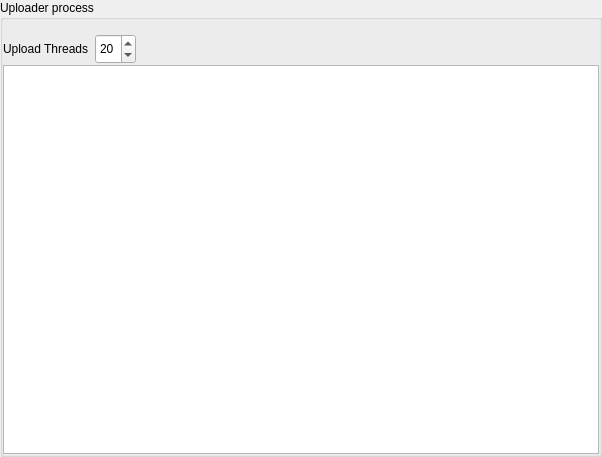
This is plugins/dependency_uploader/gui/uploader_background_widget.ui in MayaFramework/Framework as Qt 5 draws it before an edit. The edited form follows.
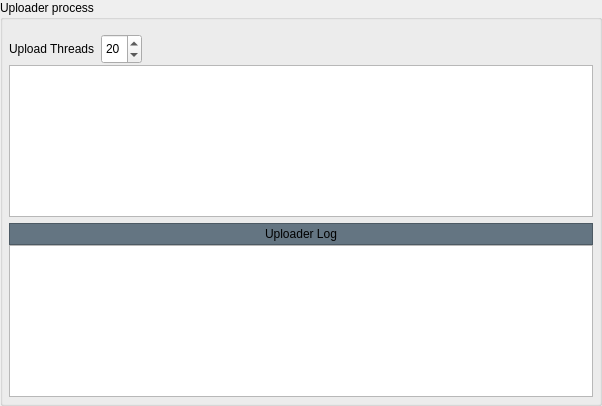
This is the edited form.

Patch:
```diff
--- a/plugins/dependency_uploader/gui/uploader_background_widget.ui
+++ b/plugins/dependency_uploader/gui/uploader_background_widget.ui
@@ -7,7 +7,7 @@
     <x>0</x>
     <y>0</y>
     <width>602</width>
-    <height>457</height>
+    <height>406</height>
    </rect>
   </property>
   <property name="windowTitle">
@@ -30,16 +30,16 @@
        <number>6</number>
       </property>
       <property name="leftMargin">
-       <number>0</number>
+       <number>6</number>
       </property>
       <property name="topMargin">
        <number>9</number>
       </property>
       <property name="rightMargin">
-       <number>0</number>
+       <number>6</number>
       </property>
       <property name="bottomMargin">
-       <number>0</number>
+       <number>6</number>
       </property>
       <item>
        <layout class="QHBoxLayout" name="horizontalLayout_2">
@@ -124,6 +124,90 @@
         </property>
        </widget>
       </item>
+      <item>
+       <layout class="QVBoxLayout" name="verticalLayout_4">
+        <property name="spacing">
+         <number>0</number>
+        </property>
+        <item>
+         <widget class="QFrame" name="frame">
+          <property name="styleSheet">
+           <string notr="true">background-color: rgb(100, 117, 130);</string>
+          </property>
+          <property name="frameShape">
+           <enum>QFrame::StyledPanel</enum>
+          </property>
+          <property name="frameShadow">
+           <enum>QFrame::Raised</enum>
+          </property>
+          <layout class="QVBoxLayout" name="verticalLayout">
+           <property name="spacing">
+            <number>0</number>
+           </property>
+           <property name="leftMargin">
+            <number>0</number>
+           </property>
+           <property name="topMargin">
+            <number>0</number>
+           </property>
+           <property name="rightMargin">
+            <number>0</number>
+           </property>
+           <property name="bottomMargin">
+            <number>0</number>
+           </property>
+           <item>
+            <layout class="QHBoxLayout" name="horizontalLayout_3">
+             <property name="spacing">
+              <number>0</number>
+             </property>
+             <item>
+              <spacer name="horizontalSpacer_2">
+               <property name="orientation">
+                <enum>Qt::Horizontal</enum>
+               </property>
+               <property name="sizeHint" stdset="0">
+                <size>
+                 <width>40</width>
+                 <height>20</height>
+                </size>
+               </property>
+              </spacer>
+             </item>
+             <item>
+              <widget class="QLabel" name="label">
+               <property name="text">
+                <string>Uploader Log</string>
+               </property>
+              </widget>
+             </item>
+             <item>
+              <spacer name="horizontalSpacer_3">
+               <property name="orientation">
+                <enum>Qt::Horizontal</enum>
+               </property>
+               <property name="sizeHint" stdset="0">
+                <size>
+                 <width>40</width>
+                 <height>20</height>
+                </size>
+               </property>
+              </spacer>
+             </item>
+            </layout>
+           </item>
+          </layout>
+         </widget>
+        </item>
+        <item>
+         <widget class="QPlainTextEdit" name="log_text_widget">
+          <property name="readOnly">
+           <bool>true</bool>
+          </property>
+         </widget>
+        </item>
+       </layout>
+      </item>
      </layout>
     </widget>
    </item>
```
Left out of the diff: 11 changed lines with no effect on the pictures.
